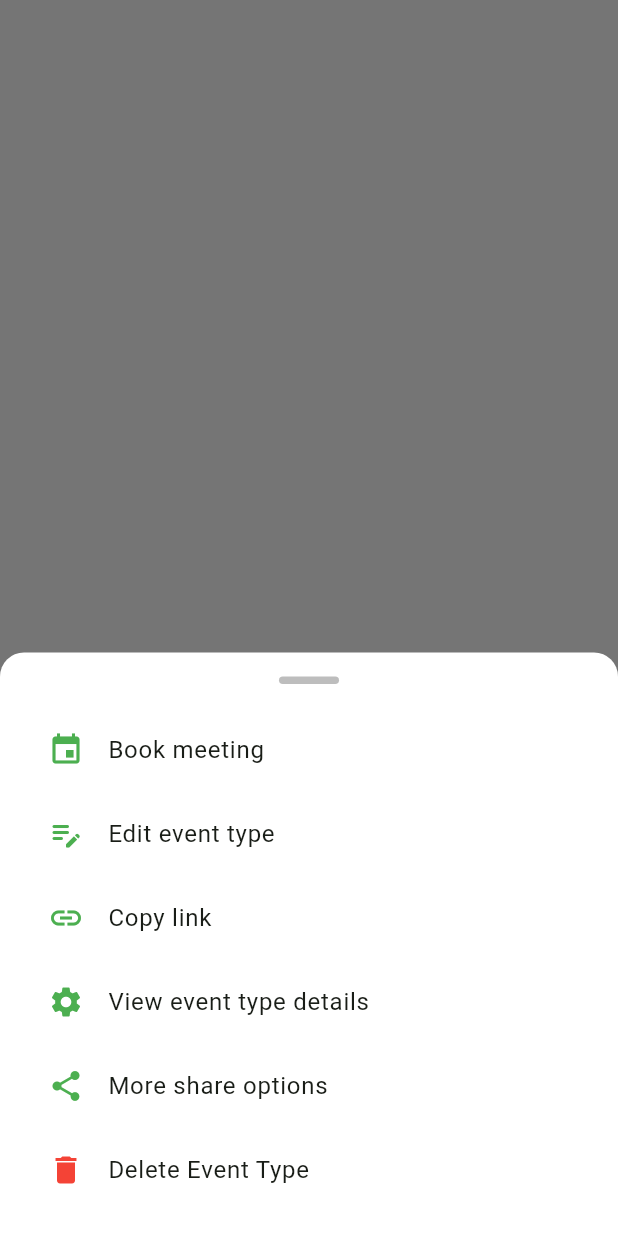
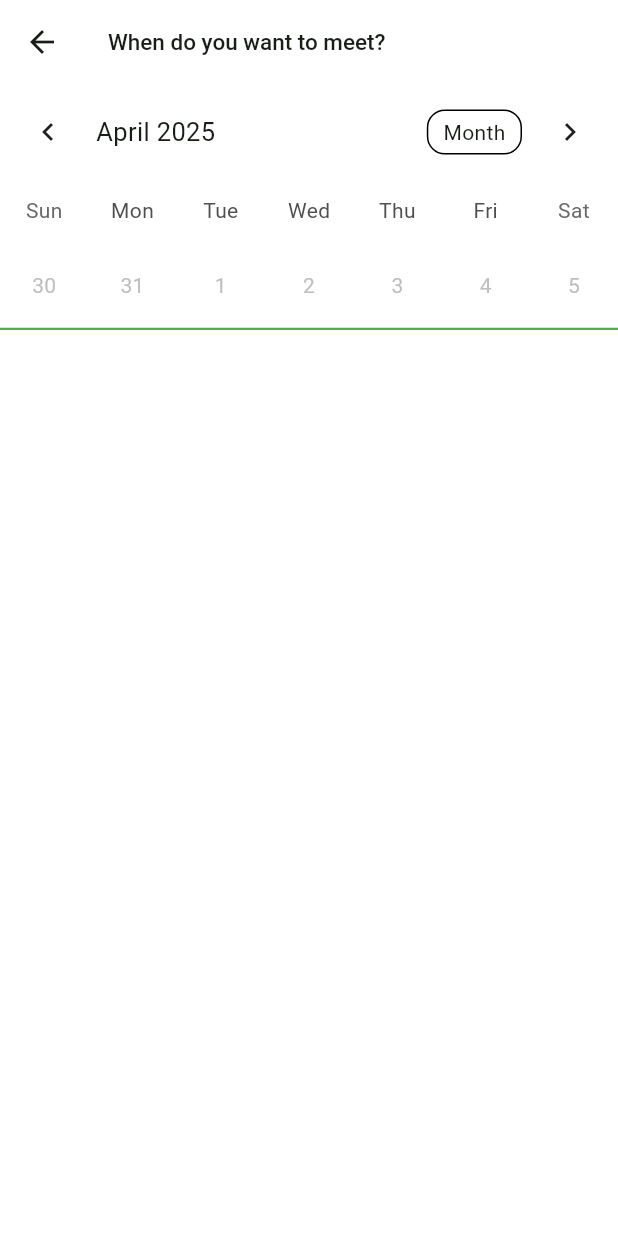
Before and after one commit to sayedmaltan/Timease, a Flutter app: what showEventModelSheet() shows on an empty page, opened directly with empty values, after a tap on "Book meeting", on a phone screen of 412 x 824 dp. Run offline on Flutter 3.47's test engine with Material 3 defaults, Android fonts, the phone set to English and light mode, and no system bars; drawn by our look-alikes of table_calendar; our stand-ins replace dartz, dio, flutter_bloc, fluttertoast, get_it, go_router and 3 more; accounts and stored records are empty; network calls fail.

Commit message:
finish show dates for periodic and nonPeriodic events

```diff
--- a/timease_mobile/lib/core/utils/app_router.dart
+++ b/timease_mobile/lib/core/utils/app_router.dart
@@ -13,6 +13,7 @@ import 'package:timease_mobile/features/event/presentation/views/create_new_even
 import 'package:timease_mobile/features/event/presentation/views/event_details_view.dart';
 import 'package:timease_mobile/features/event/presentation/views/widgets/add_date_specific_hour_full_screen.dart';
 import 'package:timease_mobile/features/home/presentation/views/home_screen_view.dart';
+import 'package:timease_mobile/features/meeting/presentation/views/create_meeting_screen_view.dart';
 import 'package:timease_mobile/features/splash/presentation/views/splash_view.dart';
 
 abstract class AppRouter {
@@ -24,6 +25,8 @@ abstract class AppRouter {
   static const createNewEventScreen = '/createNewEventScreen';
   static const updateEventScreen = '/updateEventScreen';
   static const addDateSpecificHourFullScreen = '/addDateSpecificHourFullScreen';
+  static const createMeetingScreenView = '/CreateMeetingView';
+
   static late EventModel eventModel;
   static final router = GoRouter(
     routes: <RouteBase>[
@@ -94,6 +97,12 @@ abstract class AppRouter {
         builder: (BuildContext context, GoRouterState state) {
           return AddDateSpecificHourFullScreen();
         },
+      ),
+      GoRoute(
+        path: createMeetingScreenView,
+        builder: (BuildContext context, GoRouterState state) {
+          return CreateMeetingScreenView(eventModel: state.extra as EventModel ,);
+        },
       )
     ],
   );
--- a/timease_mobile/lib/core/utils/function/show_event_bottom_sheet.dart
+++ b/timease_mobile/lib/core/utils/function/show_event_bottom_sheet.dart
@@ -32,7 +32,9 @@ void showEventModelSheet(context, EventModel eventModel) {
             ListTile(
               leading: Icon(Icons.event, color: kPrimaryColor),
               title: Text('Book meeting'),
-              onTap: () {},
+              onTap: () {
+                context.push(AppRouter.createMeetingScreenView,extra: eventModel);
+              },
             ),
             ListTile(
               leading: Icon(Icons.edit_note_rounded, color: kPrimaryColor),
--- a/timease_mobile/lib/features/event/presentation/views/events_screen_view_body.dart
+++ b/timease_mobile/lib/features/event/presentation/views/events_screen_view_body.dart
@@ -109,7 +109,8 @@ class _EventsScreenViewBodyState extends State<EventsScreenViewBody> {
             passFirstTime = false;
           }
           if (state is GetUserEventsSuccess) {
-          } else if (state is GetUserEventsFailure) {
+          }
+          else if (state is GetUserEventsFailure) {
             if (state.errMessage == 'JWT token has expired') {
               logout(context: context);
             }
--- /dev/null
+++ b/timease_mobile/lib/features/meeting/presentation/manger/meeting_cubit/meeting_cubit.dart
@@ -0,0 +1,67 @@
+import 'package:flutter_bloc/flutter_bloc.dart';
+import 'package:intl/intl.dart';
+import 'package:table_calendar/table_calendar.dart';
+import 'package:timease_mobile/features/event/data/models/event_model.dart';
+import 'package:timease_mobile/features/meeting/presentation/manger/meeting_cubit/meeting_state.dart';
+
+class MeetingCubit extends Cubit<MeetingStates> {
+  MeetingCubit() : super(MeetingInitialState());
+
+  DateTime selectedDay = DateTime.now();
+  DateTime focusedDay = DateTime.now();
+  CalendarFormat calendarFormat = CalendarFormat.week;
+
+
+
+  bool isAllowedDay({required DateTime date, required EventModel eventModel}) {
+    List<String> allowedDayOfWeek = [];
+    if (eventModel.isPeriodic!) {
+      for (var element in eventModel.availabilities!) {
+        allowedDayOfWeek.add(element.dayOfWeek!);
+      }
+      return allowedDayOfWeek.any(
+        (element) =>
+            element.compareTo(DateFormat('EEEE').format(date).toUpperCase()) ==
+            0,
+      );
+    } else {
+      List<String> allowedDates = [];
+      for (var element in eventModel.availabilities!) {
+        allowedDates.add(element.date!);
+      }
+      return allowedDates.any((element) => element.compareTo(DateFormat('yyyy-MM-dd').format(date))==0);
+    }
+  }
+
+  DateTime getLastDate({ required EventModel eventModel}){
+    DateTime lastDate=DateTime(2024,04,01);
+    for (var element in eventModel.availabilities!) {
+      if(DateTime.parse(element.date!).isAfter(lastDate))
+        {
+          lastDate=DateTime.parse(element.date!);
+        }
+    }
+    return lastDate;
+  }
+
+  static MeetingCubit get(context) {
+    return BlocProvider.of(context);
+  }
+
+  void onDaySelected(selectedDay, focusedDay) {
+    if (!isSameDay(this.selectedDay, selectedDay)) {
+      this.selectedDay = selectedDay;
+      this.focusedDay = focusedDay;
+      emit(MeetingChangeCalenderState());
+    }
+  }
+
+  void onFormatChanged(format) {
+    calendarFormat = format;
+    emit(MeetingChangeCalenderState());
+  }
+
+  void onPageChanged(focusedDay) {
+    this.focusedDay = focusedDay;
+  }
+}
--- /dev/null
+++ b/timease_mobile/lib/features/meeting/presentation/manger/meeting_cubit/meeting_state.dart
@@ -0,0 +1,14 @@
+abstract class MeetingStates{}
+
+class MeetingInitialState extends MeetingStates{}
+
+class MeetingLoadingState extends MeetingStates{}
+
+class MeetingSuccessState extends MeetingStates{}
+
+class MeetingFailureState extends MeetingStates{
+  MeetingFailureState(this.errMessage);
+  final String errMessage;
+}
+
+class MeetingChangeCalenderState extends MeetingStates{}
--- /dev/null
+++ b/timease_mobile/lib/features/meeting/presentation/views/create_meeting_screen_view.dart
@@ -0,0 +1,27 @@
+import 'package:flutter/material.dart';
+import 'package:timease_mobile/features/event/data/models/event_model.dart';
+import 'package:timease_mobile/features/meeting/presentation/views/widgets/create_meeting_view_body.dart';
+
+import '../../../../core/utils/styles.dart';
+
+class CreateMeetingScreenView extends StatelessWidget {
+  const CreateMeetingScreenView({super.key, required this.eventModel});
+
+  final EventModel eventModel;
+
+  @override
+  Widget build(BuildContext context) {
+    return Scaffold(
+      appBar: AppBar(
+        title: Text(
+          'When do you want to meet?',
+          style: Styles.textStyle15,
+        ),
+        backgroundColor: Colors.white,
+      ),
+      body: SafeArea(
+        child: CreateMeetingViewBody(eventModel: eventModel,),
+      ),
+    );
+  }
+}
--- /dev/null
+++ b/timease_mobile/lib/features/meeting/presentation/views/widgets/create_meeting_view_body.dart
@@ -0,0 +1,68 @@
+import 'package:flutter/material.dart';
+import 'package:flutter_bloc/flutter_bloc.dart';
+import 'package:table_calendar/table_calendar.dart';
+import 'package:timease_mobile/constants.dart';
+import 'package:timease_mobile/features/event/data/models/event_model.dart';
+import 'package:timease_mobile/features/meeting/presentation/manger/meeting_cubit/meeting_cubit.dart';
+import 'package:timease_mobile/features/meeting/presentation/manger/meeting_cubit/meeting_state.dart';
+
+class CreateMeetingViewBody extends StatelessWidget {
+  const CreateMeetingViewBody({super.key, required this.eventModel});
+
+  final EventModel eventModel;
+
+  @override
+  Widget build(BuildContext context) {
+    return BlocProvider(
+      create: (context) => MeetingCubit(),
+      child: BlocConsumer<MeetingCubit, MeetingStates>(
+        builder: (context, state) {
+          MeetingCubit meetingCubit = MeetingCubit.get(context);
+          return Column(
+            children: [
+              TableCalendar(
+                firstDay: DateTime.now(),
+                lastDay: eventModel.schedulingRange!=0?DateTime.utc(
+                  DateTime.now().year ,
+                  DateTime.now().month,
+                  DateTime.now().day+ eventModel.schedulingRange!.toInt(),
+                ):meetingCubit.getLastDate(eventModel: eventModel),
+                focusedDay: meetingCubit.focusedDay,
+                selectedDayPredicate: (day) {
+                  return isSameDay(meetingCubit.selectedDay, day);
+                },
+                onDaySelected: meetingCubit.onDaySelected,
+                calendarFormat: meetingCubit.calendarFormat,
+                onFormatChanged: meetingCubit.onFormatChanged,
+                onPageChanged: meetingCubit.onPageChanged,
+                calendarStyle: CalendarStyle(
+                  weekendTextStyle: TextStyle(color: Colors.black),
+                  selectedDecoration: BoxDecoration(
+                    color: kPrimaryColor,
+                    shape: BoxShape.circle,
+                  ),
+                  todayDecoration: BoxDecoration(
+                    color: kPrimaryColor.shade200,
+                    shape: BoxShape.circle,
+                  ),
+                  tableBorder: TableBorder(
+                    bottom: BorderSide(
+                      color: kPrimaryColor,
+                      width: 1.5
+                    ),
+                  ),
+                ),
+                enabledDayPredicate: (date) {
+                  return meetingCubit.isAllowedDay(date: date,eventModel: eventModel);
+                },
+                daysOfWeekHeight: 40,
+                rowHeight: 60,
+              ),
+            ],
+          );
+        },
+        listener: (context, state) {},
+      ),
+    );
+  }
+}
```
Also changed, not shown: 4 other files.
